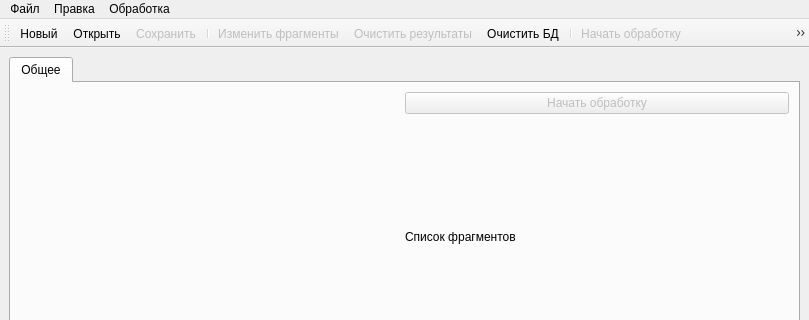
Old version of the form ui/mainwindow.ui in the repository moevm/nosql1h19-text-graph; both pictures show x 0 to 809 and y 0 to 320 of the 809 by 742 pixel window.
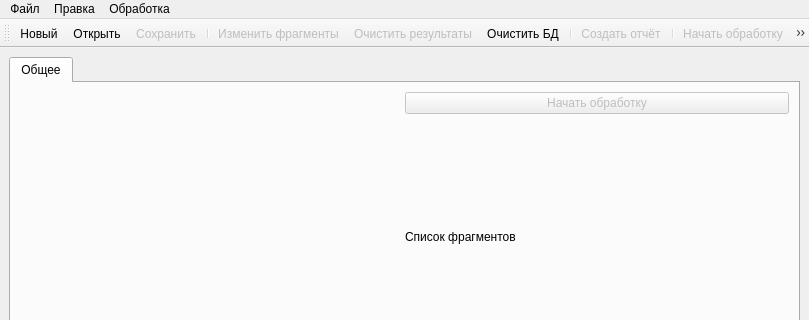
New version of the form. Icons and pictures are not drawn.

Commit message: Basic report framework

```diff
--- a/ui/mainwindow.ui
+++ b/ui/mainwindow.ui
@@ -124,6 +124,8 @@
    <addaction name="actionClear"/>
    <addaction name="actionClearDB"/>
    <addaction name="separator"/>
+   <addaction name="actionReport"/>
+   <addaction name="separator"/>
    <addaction name="actionStartProcess"/>
    <addaction name="actionUpdateResults"/>
    <addaction name="separator"/>
@@ -293,6 +295,9 @@
    </property>
   </action>
   <action name="actionUpdateResults">
+   <property name="enabled">
+    <bool>false</bool>
+   </property>
    <property name="icon">
     <iconset resource="../res/pictures.qrc">
      <normaloff>:/icons/update.png</normaloff>:/icons/update.png</iconset>
@@ -310,6 +315,18 @@
     <string>Очистить БД</string>
    </property>
   </action>
+  <action name="actionReport">
+   <property name="enabled">
+    <bool>false</bool>
+   </property>
+   <property name="icon">
+    <iconset resource="../res/pictures.qrc">
+     <normaloff>:/icons/report.png</normaloff>:/icons/report.png</iconset>
+   </property>
+   <property name="text">
+    <string>Создать отчёт</string>
+   </property>
+  </action>
  </widget>
  <resources>
   <include location="../res/pictures.qrc"/>
```
Left out of the diff: 2 changed lines with no effect on the pictures. The commit also changes 11 other files.
